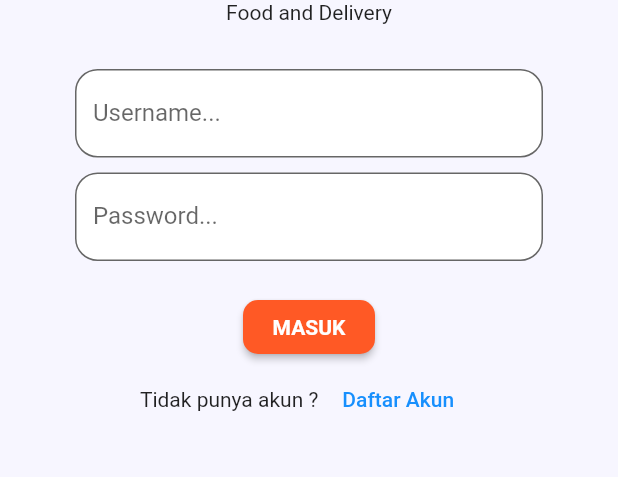
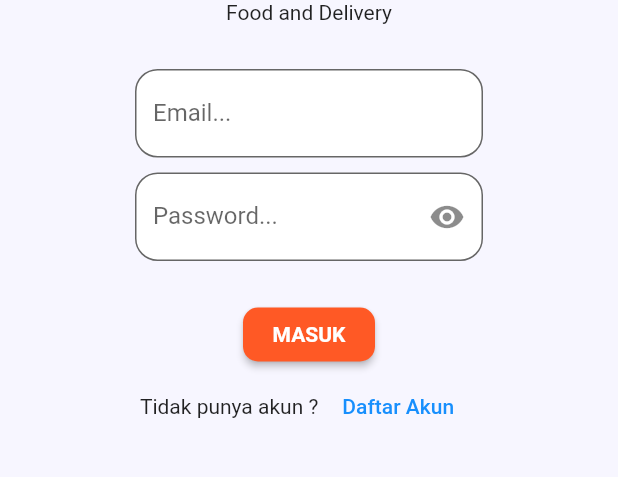
Before and after one commit to Bryantoropn/PROJECT-PBM, a Flutter app: the screen it shows after launch, on a phone screen of 412 x 824 dp, the part 366-843 px from its top. Run offline on Flutter 3.47's test engine with Material 2 defaults, Android fonts, the phone set to English and light mode, and no system bars; our stand-ins replace date_time_picker, dio, firebase_auth, firebase_core, google_maps_flutter, simple_shadow; missing offline and left inert: flutter_polyline_points, qr_code_scanner; accounts and stored records are empty.

Commit message:
auth signup dan login

```diff
--- a/lib/Login/Regis/login.dart
+++ b/lib/Login/Regis/login.dart
@@ -1,9 +1,20 @@
+import 'package:firebase_auth/firebase_auth.dart';
 import 'package:flutter/material.dart';
 import 'package:per4/Login/Regis/registrasi.dart';
-
 import '../../NavBar.dart';
 
-class myLogin extends StatelessWidget {
+class myLogin extends StatefulWidget {
+  @override
+  State<myLogin> createState() => _myLoginState();
+}
+
+class _myLoginState extends State<myLogin> {
+  var show_password = false;
+  var err_msg = '';
+  var ctrlEmail = TextEditingController();
+  var ctrlPassword = TextEditingController();
+
+  var formkey = GlobalKey<FormState>();
   @override
   Widget build(BuildContext context) {
     return MaterialApp(
@@ -26,42 +37,28 @@ class myLogin extends StatelessWidget {
                     children: [
                       Text(
                         'MaemsApp',
-                        style:
-                            TextStyle(fontSize: 30, fontWeight: FontWeight.bold),
+                        style: TextStyle(
+                            fontSize: 30, fontWeight: FontWeight.bold),
                       ),
                       Text('Food and Delivery'),
                     ],
                   ),
                 ),
-                Container(
-                  padding: EdgeInsets.only(left: 50, right: 50, top: 30),
-                  child: TextField(
-                    decoration: InputDecoration(
-                        fillColor: Colors.white,
-                        filled: true,
-                        border: OutlineInputBorder(
-                            borderRadius: BorderRadius.circular(15)),
-                        labelText: 'Username...',
-                        hintText: 'Enter your username'),
+                _buildFormLogin(),
+                _buildRegis()
+              ],
             ),
           ),
-                Container(
-                    padding: EdgeInsets.only(left: 50, right: 50, top: 10),
-                    child: TextField(
-                      obscureText: true,
-                      decoration: InputDecoration(
-                          fillColor: Colors.white,
-                          filled: true,
-                          border: OutlineInputBorder(
-                              borderRadius: BorderRadius.circular(15)),
-                          labelText: 'Password...',
-                          hintText: 'Enter your secure Password'),
-                    )),
-                Container(
+        ),
+      ),
+    );
+  }
+
+  Container _buildBtns() {
+    return Container(
       padding: EdgeInsets.only(left: 50, right: 50, top: 20),
       child: RaisedButton(
-                    shape: RoundedRectangleBorder(
-                        borderRadius: BorderRadius.circular(10)),
+        shape: RoundedRectangleBorder(borderRadius: BorderRadius.circular(10)),
         textColor: Colors.white,
         color: Color.fromARGB(255, 255, 89, 37),
         child: Text(
@@ -69,38 +66,147 @@ class myLogin extends StatelessWidget {
           style: TextStyle(fontWeight: FontWeight.bold),
         ),
         onPressed: () {
-                      Navigator.push(
-                          context,
-                          MaterialPageRoute(
-                              builder: (context) => const BottomWidget()));
+          if (formkey.currentState != null) {
+            if (formkey.currentState!.validate()) {
+              _doLogin();
+            } else {
+              print('ada inputan belum valid');
+            }
+          }
         },
       ),
-                ),
-                Container(
+    );
+  }
+
+  Widget _buildRegis() {
+    return Container(
       child: Row(
         mainAxisSize: MainAxisSize.min,
         children: [
           Text('Tidak punya akun ?'),
           FlatButton(
               onPressed: () {
-                            Navigator.push(
-                                context,
-                                MaterialPageRoute(
-                                    builder: (context) => RegistrasiPage()));
+                Navigator.push(context,
+                    MaterialPageRoute(builder: (context) => RegistrasiPage()));
               },
               child: Text(
                 'Daftar Akun',
-                            style: TextStyle(
-                                color: Color.fromARGB(255, 23, 143, 253)),
+                style: TextStyle(color: Color.fromARGB(255, 23, 143, 253)),
               ))
         ],
       ),
-                ),
-              ],
+    );
+  }
+
+  Widget _buildPassword() {
+    return Container(
+        padding: EdgeInsets.only(left: 50, right: 50, top: 10),
+        child: TextFormField(
+          controller: ctrlPassword,
+          obscureText: show_password == false,
+          decoration: InputDecoration(
+              fillColor: Colors.white,
+              filled: true,
+              border:
+                  OutlineInputBorder(borderRadius: BorderRadius.circular(15)),
+              labelText: 'Password...',
+              hintText: 'Enter your secure Password',
+              suffixIcon: IconButton(
+                icon: Icon(Icons.remove_red_eye),
+                onPressed: () {
+                  setState(() {
+                    show_password = !show_password;
+                  });
+                },
+              )),
+          validator: (val) {
+            if (val == null) {
+              return 'password harus diisi';
+            }
+            if (val.length < 6) {
+              return 'password minimal 6 karakter';
+            }
+            return null;
+          },
+        ));
+  }
+
+  Widget _buildFormLogin() {
+    return Container(
+      padding: EdgeInsets.symmetric(horizontal: 40),
+      child: Form(
+        key: formkey,
+        child: Column(
+          crossAxisAlignment: CrossAxisAlignment.center,
+          children: [
+            _buildEmail(),
+            _buildPassword(),
+            SizedBox(height: 5),
+            if (err_msg.isNotEmpty)
+              Text(
+                "Email dan password belum terdaftar",
+                style: TextStyle(
+                  color: Colors.red.shade600,
                 ),
               ),
+            _buildBtns(),
+          ],
         ),
       ),
     );
   }
+
+  Widget _buildEmail() {
+    return Container(
+      padding: EdgeInsets.only(left: 50, right: 50, top: 30),
+      child: TextFormField(
+        controller: ctrlEmail,
+        decoration: InputDecoration(
+            fillColor: Colors.white,
+            filled: true,
+            border: OutlineInputBorder(borderRadius: BorderRadius.circular(15)),
+            labelText: 'Email...',
+            hintText: 'Enter your Email'),
+        validator: (val) {
+          if (val == null) {
+            return 'Email tidak boleh kosong';
+          } else if (val.length < 5) {
+            return 'Email minimal 5 karakter';
           }
+          return null;
+        },
+      ),
+    );
+  }
+
+  _doLogin() async {
+    try {
+      setState(() {
+        err_msg = '';
+      });
+      var email = ctrlEmail.text;
+      var pass = ctrlPassword.text;
+      print('sedang login...');
+      var res = await FirebaseAuth.instance.signInWithEmailAndPassword(
+        email: email,
+        password: pass,
+      );
+
+      print('hasil login:');
+      print(res);
+      Navigator.push(context, MaterialPageRoute(builder: (_) {
+        return BottomWidget();
+      }));
+    } catch (ex) {
+      print('exception login');
+      print(ex.runtimeType);
+      if (ex is FirebaseAuthException) {
+        print(ex);
+        print(ex.message);
+        setState(() {
+          err_msg = ex.message ?? 'kesalahan saat login.';
+        });
+      }
+    }
+  }
+}
--- a/lib/Makanan/detailMakanan.dart
+++ b/lib/Makanan/detailMakanan.dart
@@ -1,5 +1,3 @@
-import 'dart:html';
-
 import 'package:flutter/material.dart';
 import 'package:per4/Reservasi/Reservasi.dart';
 import 'package:per4/Home/keranjang.dart';
--- a/lib/main.dart
+++ b/lib/main.dart
@@ -1,7 +1,11 @@
 import 'package:flutter/material.dart';
 import 'Login/Regis/login.dart';
+import 'package:firebase_auth/firebase_auth.dart';
+import 'package:firebase_core/firebase_core.dart';
 
-void main() {
+void main() async {
+  WidgetsFlutterBinding.ensureInitialized();
+  await Firebase.initializeApp();
   runApp(MyApp());
 }
 
--- a/pubspec.yaml
+++ b/pubspec.yaml
@@ -40,6 +40,8 @@ dependencies:
   dio: ^4.0.0
   flutter_polyline_points: ^1.0.0
   google_maps_flutter: ^2.0.2
+  firebase_core: ^1.17.1
+  firebase_auth: ^3.3.19
 
 dev_dependencies:
   flutter_test:
```
Also changed, not shown: lib/Login/Regis/registrasi.dart (+196 -90 lines), pubspec.lock, 3 other files. Lines whose indentation alone changed are shown as unchanged.
